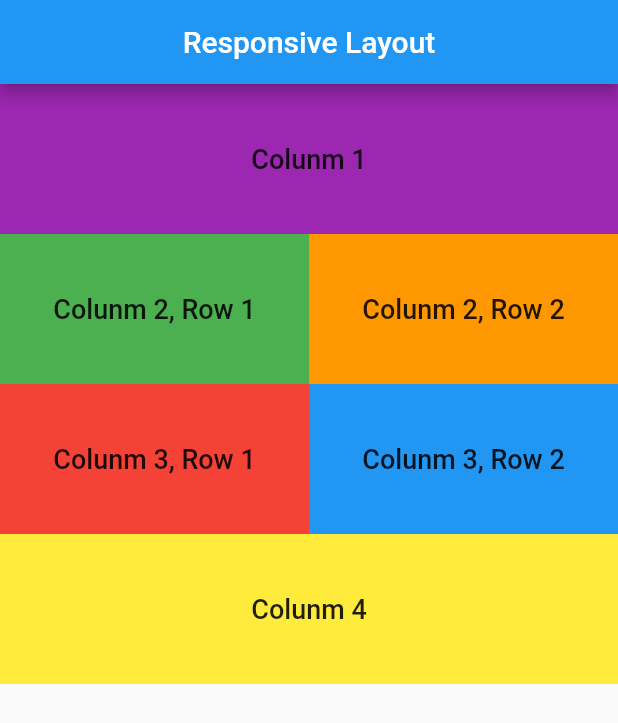
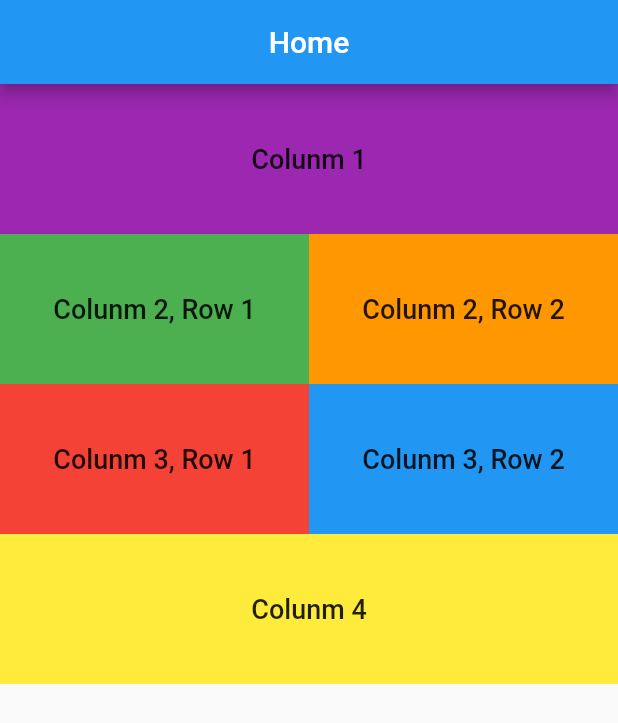
Before and after one commit to chinmay-sh/grabdomain, a Flutter app: the screen it shows after launch, on a phone screen of 412 x 824 dp. Shown: the top 723 px of the screen. Run offline on Flutter 3.47's test engine with Material 2 defaults, Android fonts, the phone set to English and light mode, and no system bars; our stand-ins replace responsive_grid.

Commit message:
update home page

```diff
--- a/lib/main.dart
+++ b/lib/main.dart
@@ -2,7 +2,7 @@ import 'package:flutter/material.dart';
 import 'package:responsive_grid/responsive_grid.dart';
 
 void main() => runApp(MaterialApp(
-  title: 'Responsive Layout',
+  title: 'Grab Domains',
   home: HomePage(),
   debugShowCheckedModeBanner: false,
 ),
@@ -13,7 +13,7 @@ class HomePage extends StatelessWidget {
   Widget build(BuildContext context) {
     return Scaffold(
       appBar: AppBar(
-        title: Text("Responsive Layout"),
+        title: Text("Home"),
         centerTitle: true,
       ),
       body: SingleChildScrollView(
```
Also changed, not shown: 2 other files.
